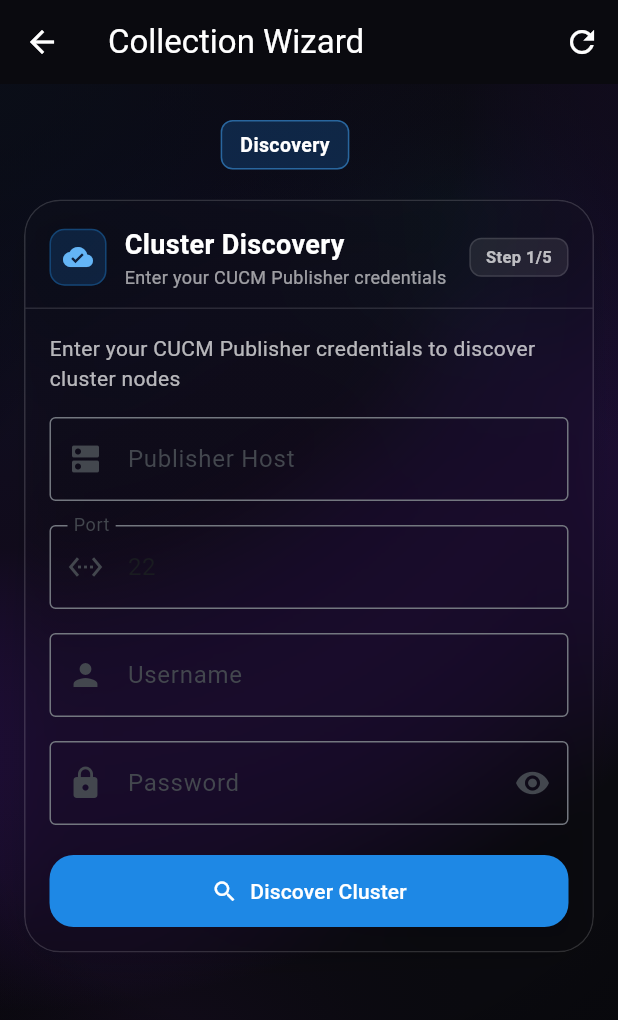
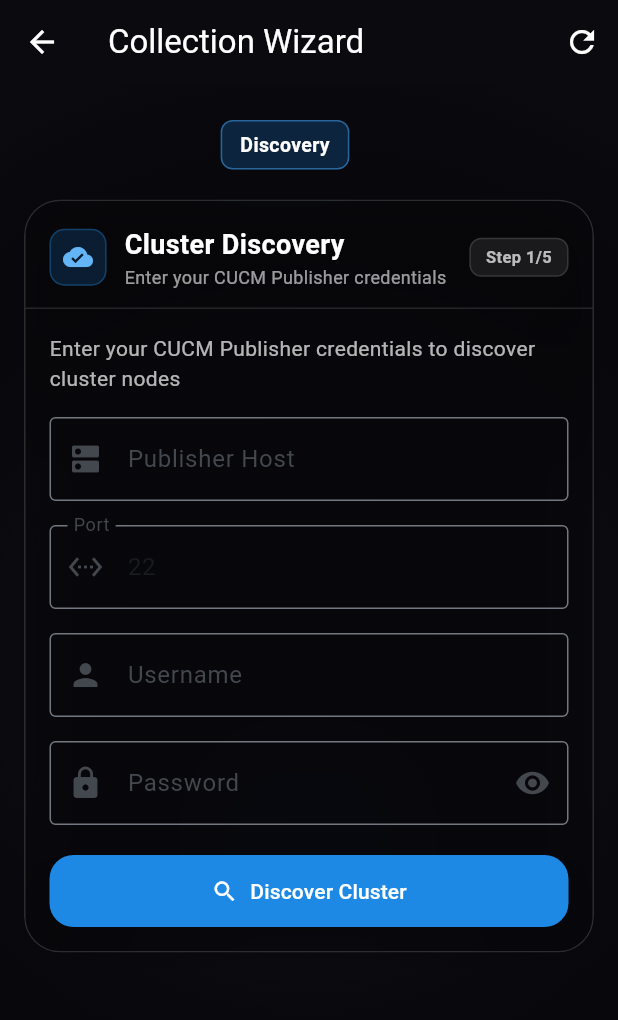
Before and after one commit to ozzuworld/cisco-frontend, a Flutter app: the CollectionWizardScreen screen opened directly, on a phone screen of 412 x 824 dp. Shown: the top 1020 px of the screen. Run offline on Flutter 3.47's test engine with Material 3 defaults, Android fonts, the phone set to English and light mode, and no system bars; our stand-ins replace dio, flutter_secure_storage; accounts and stored records are empty.

Commit message:
fix: FE-UI-046 & FE-UI-047 - Enforce true near-black background and black glass cards
Critical fixes for premium dark UI:

FE-UI-046: Fix background to true near-black
- Remove visible pastel gradient wash (blue/purple)
- Change to solid Color(0xFF0A0A0F) background
- Replace multiple bright glow spots with single subtle glow
- Reduce aurora opacity from 0.10-0.15 to 0.025 (83% reduction)
- Position glow only behind center card, not entire viewport
- Darken vignette for true black edges

FE-UI-047: Convert glass cards to black glass
- Change base tint from white (0.08) to black (0.28)
- Update gradient from white tints to black tints (0.25→0.35)
- Cards now read as "dark glass floating on black"

Background now appears solid black when squinting, with only faint glow behind card.

```diff
--- a/lib/src/screens/collection_wizard_screen.dart
+++ b/lib/src/screens/collection_wizard_screen.dart
@@ -167,61 +167,38 @@ class _CollectionWizardScreenState extends State<CollectionWizardScreen> {
               ),
             ],
           ),
-          // FE-UI-041: Dark background with subtle aurora glow
+          // FE-UI-046: True near-black background (no visible pastel wash)
           body: Container(
-            decoration: BoxDecoration(
-              // Near-black base
-              color: const Color(0xFF0A0A0F),
-              // Layered aurora glow effect
-              gradient: RadialGradient(
-                center: Alignment.topLeft,
-                radius: 1.5,
-                colors: [
-                  Colors.blue.shade900.withOpacity(0.15),
-                  Colors.purple.shade900.withOpacity(0.10),
-                  const Color(0xFF0A0A0F),
-                ],
-                stops: const [0.0, 0.5, 1.0],
-              ),
+            decoration: const BoxDecoration(
+              // Solid near-black base - no gradient
+              color: Color(0xFF0A0A0F),
             ),
             child: Stack(
               children: [
-                // Additional glow spots for aurora effect
+                // FE-UI-046: VERY subtle glow only behind center card area
+                // Positioned to only affect the card region, not entire viewport
                 Positioned(
-                  top: -100,
-                  right: -100,
-                  child: Container(
-                    width: 400,
-                    height: 400,
-                    decoration: BoxDecoration(
-                      shape: BoxShape.circle,
-                      gradient: RadialGradient(
-                        colors: [
-                          Colors.teal.shade700.withOpacity(0.12),
-                          Colors.transparent,
-                        ],
+                  top: 200,
+                  left: 0,
+                  right: 0,
+                  child: Center(
+                    child: Container(
+                      width: 600,
+                      height: 600,
+                      decoration: BoxDecoration(
+                        shape: BoxShape.circle,
+                        gradient: RadialGradient(
+                          colors: [
+                            Colors.blue.shade900.withOpacity(0.025),
+                            Colors.transparent,
+                          ],
+                          stops: const [0.0, 0.7],
+                        ),
                       ),
                     ),
                   ),
                 ),
-                Positioned(
-                  bottom: -150,
-                  left: -150,
-                  child: Container(
-                    width: 500,
-                    height: 500,
-                    decoration: BoxDecoration(
-                      shape: BoxShape.circle,
-                      gradient: RadialGradient(
-                        colors: [
-                          Colors.purple.shade800.withOpacity(0.10),
-                          Colors.transparent,
-                        ],
-                      ),
-                    ),
-                  ),
-                ),
-                // Soft vignette on edges
+                // Darker vignette for true black edges
                 Container(
                   decoration: BoxDecoration(
                     gradient: RadialGradient(
@@ -229,9 +206,9 @@ class _CollectionWizardScreenState extends State<CollectionWizardScreen> {
                       radius: 1.0,
                       colors: [
                         Colors.transparent,
-                        const Color(0xFF0A0A0F).withOpacity(0.6),
+                        const Color(0xFF0A0A0F).withOpacity(0.8),
                       ],
-                      stops: const [0.6, 1.0],
+                      stops: const [0.5, 1.0],
                     ),
                   ),
                 ),
--- a/lib/src/ui/glass_card.dart
+++ b/lib/src/ui/glass_card.dart
@@ -96,21 +96,21 @@ class GlassCard extends StatelessWidget {
           ),
           child: Container(
             decoration: BoxDecoration(
-              // FE-UI-042: Frosted iPhone look with very subtle white tint
-              color: Colors.white.withOpacity(0.08),
+              // FE-UI-047: Black glass - dark tint for "dark glass on black" look
+              color: Colors.black.withOpacity(0.28),
               borderRadius: effectiveBorderRadius,
               // Thin border highlight
               border: Border.all(
                 color: Colors.white.withOpacity(0.15),
                 width: 1,
               ),
-              // Subtle gradient for depth
+              // Subtle dark gradient for depth
               gradient: LinearGradient(
                 begin: Alignment.topLeft,
                 end: Alignment.bottomRight,
                 colors: [
-                  Colors.white.withOpacity(0.10),
-                  Colors.white.withOpacity(0.05),
+                  Colors.black.withOpacity(0.25),
+                  Colors.black.withOpacity(0.35),
                 ],
               ),
             ),
```
